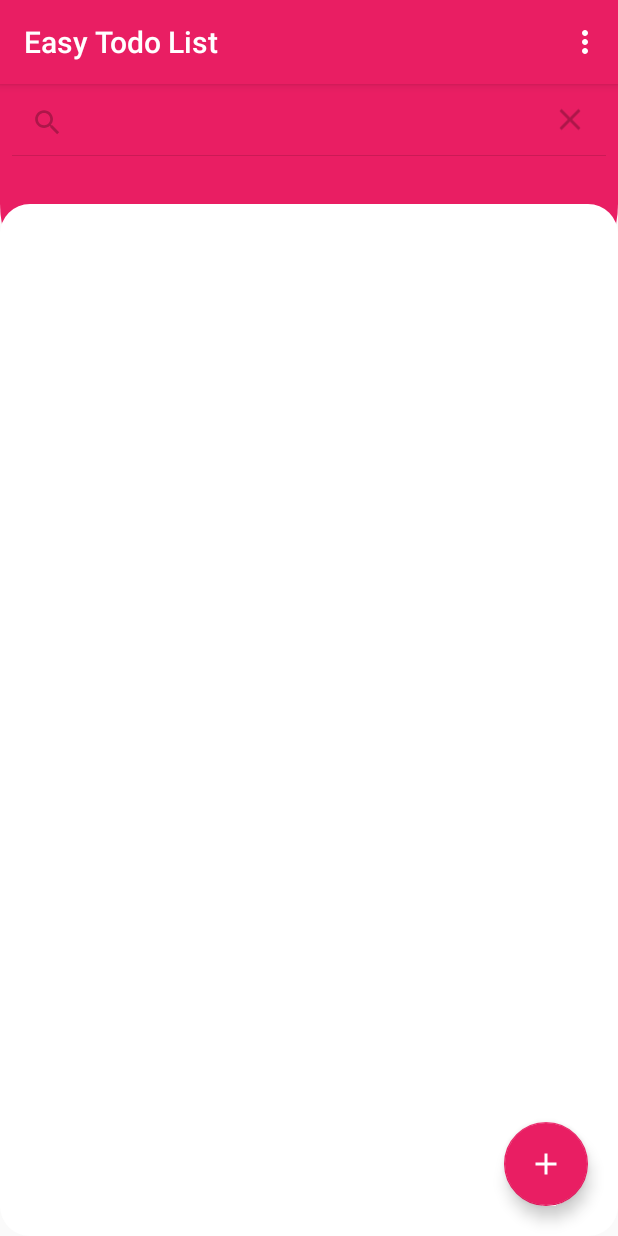
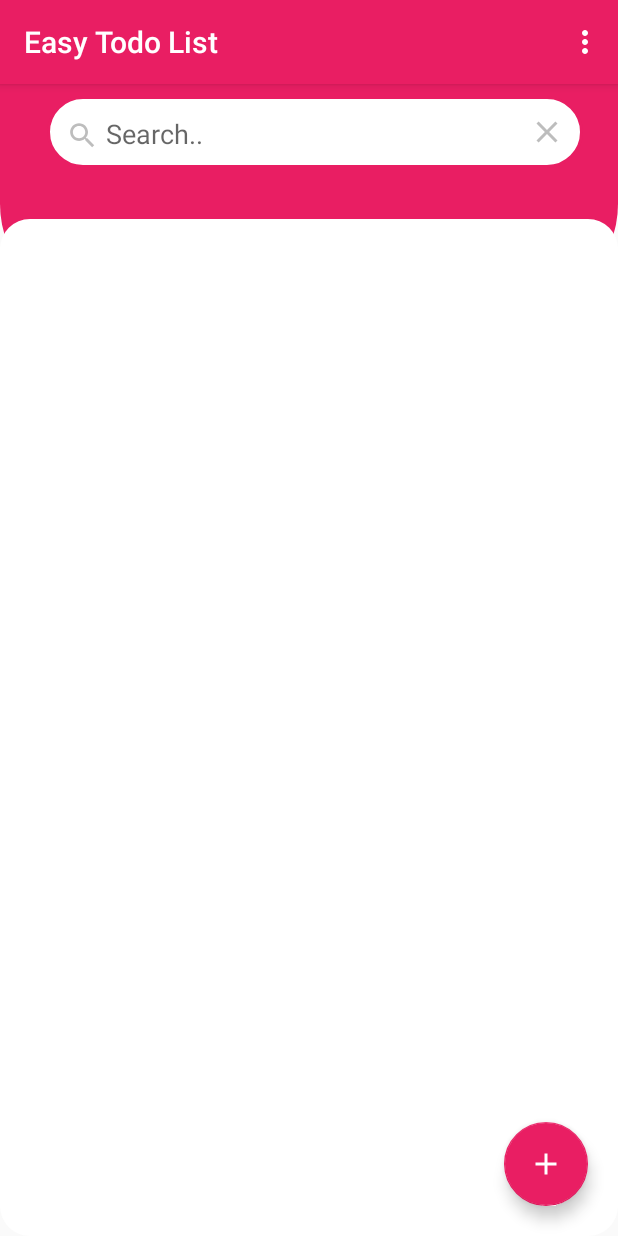
Before and after one commit to Tasdikul-Hasan-Sourov/Easy-Todo-List-2.0, an Android app: the screen it shows after launch (MainActivity), after a tap on "Search", on a phone screen of 412 x 824 dp. Run offline under Robolectric (Android 15) with nearby library versions, the phone set to English and light mode, and no system bars; our stand-ins replace Room's generated code.

Commit message:
Search filter done

```diff
--- a/app/src/main/java/com/example/easytodolist/MainActivity.java
+++ b/app/src/main/java/com/example/easytodolist/MainActivity.java
@@ -5,6 +5,7 @@ import androidx.annotation.Nullable;
 import androidx.appcompat.app.ActionBar;
 import androidx.appcompat.app.AlertDialog;
 import androidx.appcompat.app.AppCompatActivity;
+import androidx.core.content.ContextCompat;
 import androidx.lifecycle.LiveData;
 import androidx.lifecycle.Observer;
 import androidx.lifecycle.ViewModelProviders;
@@ -34,6 +35,7 @@ import android.view.inputmethod.EditorInfo;
 import android.widget.Adapter;
 import android.widget.Button;
 import android.widget.EditText;
+import android.widget.ImageView;
 import android.widget.LinearLayout;
 import android.widget.SearchView;
 import android.widget.Toast;
--- /dev/null
+++ b/app/src/main/res/drawable/ic_back_24.xml
@@ -0,0 +1,5 @@
+<vector android:height="40dp" android:tint="#FFFFFF"
+    android:viewportHeight="24" android:viewportWidth="24"
+    android:width="40dp" xmlns:android="http://schemas.android.com/apk/res/android">
+    <path android:fillColor="@android:color/white" android:pathData="M20,11H7.83l5.59,-5.59L12,4l-8,8 8,8 1.41,-1.41L7.83,13H20v-2z"/>
+</vector>
--- a/app/src/main/res/layout/activity_main.xml
+++ b/app/src/main/res/layout/activity_main.xml
@@ -15,14 +15,22 @@
         <SearchView
             android:layout_width="match_parent"
             android:layout_height="wrap_content"
+            android:layout_marginLeft="15dp"
+            android:layout_marginRight="15dp"
+            android:layout_marginTop="8dp"
             android:id="@+id/searchtiew"
+            android:queryHint="Search.."
+            android:searchIcon="@drawable/ic_search"
+            android:queryBackground="@drawable/edittext"
+            android:paddingLeft="8dp"
+
             />
 
     </LinearLayout>
    <LinearLayout
        android:layout_width="match_parent"
        android:layout_height="match_parent"
-       android:layout_marginTop="-70dp">
+       android:layout_marginTop="-60dp">
        <RelativeLayout
            android:layout_width="match_parent"
            android:layout_height="match_parent"
@@ -39,6 +47,7 @@
                android:backgroundTint="@color/pink"
                android:layout_margin="20dp"/>
            <androidx.recyclerview.widget.RecyclerView
+               android:layout_marginTop="10dp"
                android:layout_width="match_parent"
                android:layout_height="wrap_content"
                android:id="@+id/recList">
--- a/app/src/main/res/menu/main_menu.xml
+++ b/app/src/main/res/menu/main_menu.xml
@@ -5,8 +5,4 @@
         android:id="@+id/delete_all_task"
         android:title="Delete all Tasks"
         app:showAsAction="never" />
-    <item
-        android:id="@+id/Change_background"
-        android:title="Change Background"
-        app:showAsAction="never"/>
 </menu>
```
Also changed, not shown: app/src/main/java/com/example/easytodolist/AddEdit.java (+9 -0 lines), app/src/main/res/layout/activity_add_edit.xml (+8 -2 lines), app/src/main/res/values/styles.xml (+7 -0 lines).
